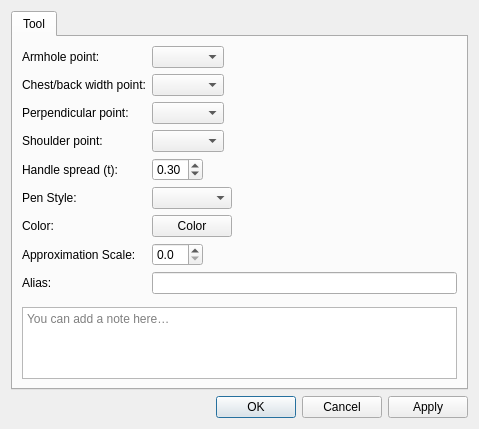
Above: src/libs/vtools/dialogs/tools/dialogarmholecurve.ui from equinox-patterns/Ostara before the change. Below: the same form after it.
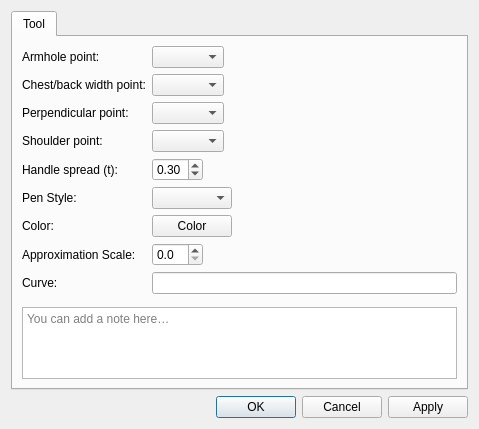
That is the form after the change. Icons and pictures are not drawn. Custom widgets are drawn as their Qt base class.

Commit message: Curve and arc naming: Curve_/Arc_/ElArc_ display, drop point-derived names

The edit to the form file:
```diff
--- a/src/libs/vtools/dialogs/tools/dialogarmholecurve.ui
+++ b/src/libs/vtools/dialogs/tools/dialogarmholecurve.ui
@@ -169,7 +169,7 @@
        <item row="8" column="0">
         <widget class="QLabel" name="labelAlias">
          <property name="text">
-          <string>Alias:</string>
+          <string>Curve:</string>
          </property>
         </widget>
        </item>
```
The commit also changes 10 other files.
